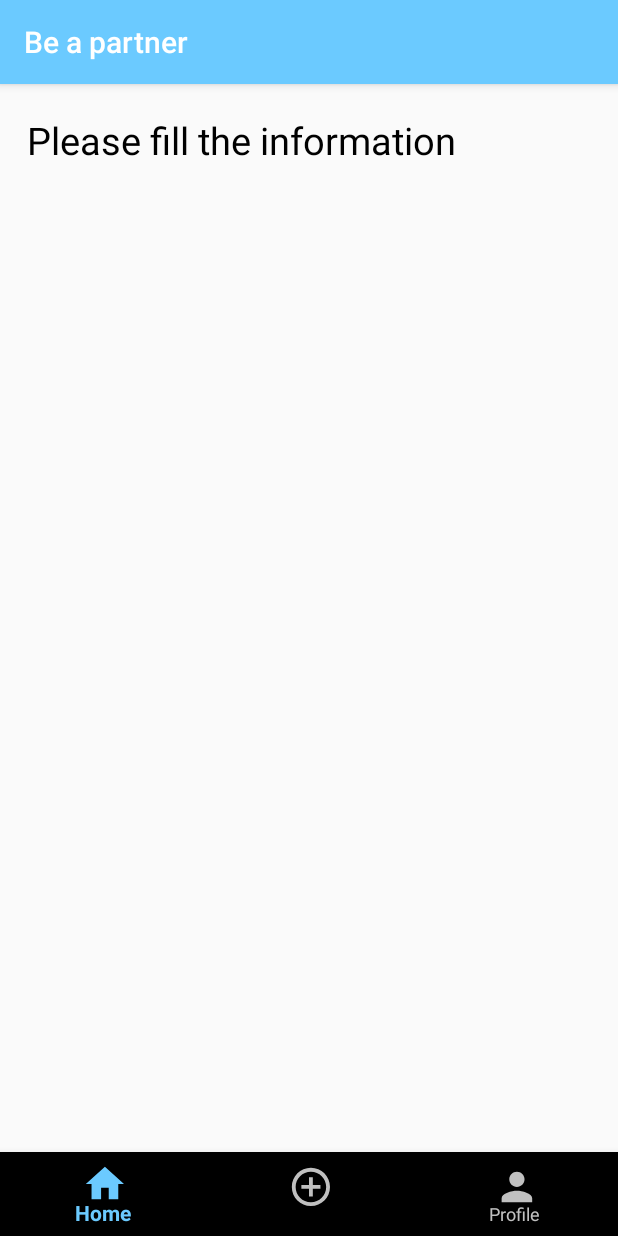
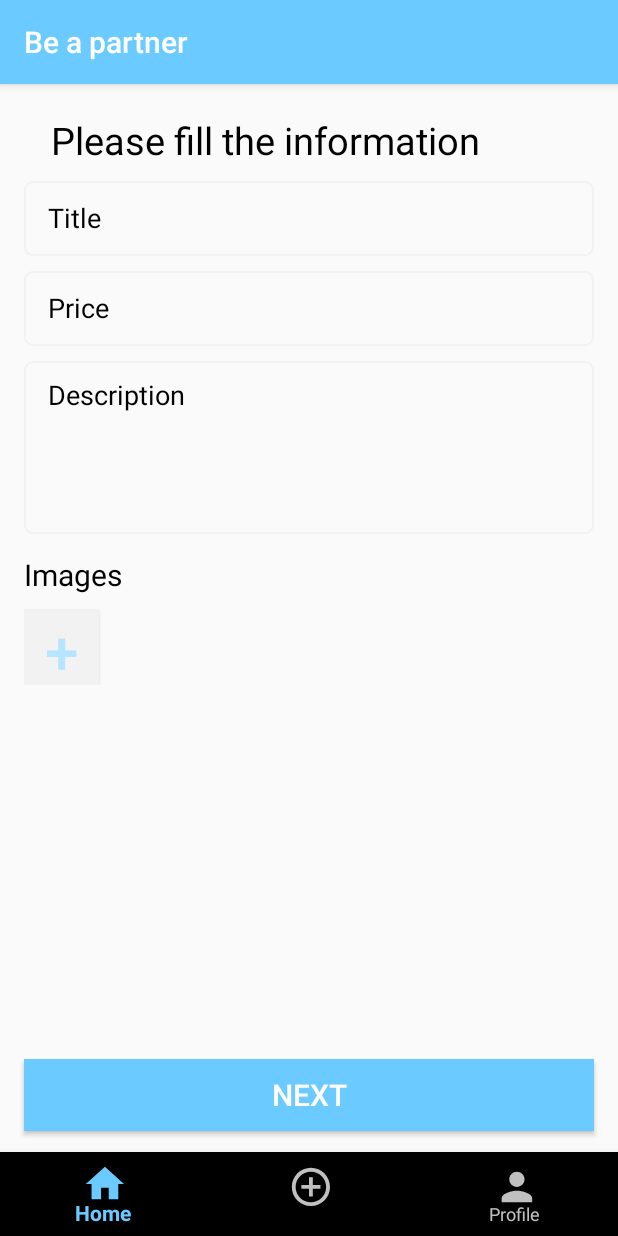
Before and after one commit to nurgi17/auabnb, an Android app: the PartnerActivity screen opened directly, with no data from a screen before it, on a phone screen of 412 x 824 dp. Run offline under Robolectric (Android 15) with nearby library versions, the phone set to English and light mode, and no system bars.

Commit message:
Partner page 1 part done by Marfa

```diff
--- a/auabnb/app/src/main/java/n/b/m/auabnb/PartnerActivity.java
+++ b/auabnb/app/src/main/java/n/b/m/auabnb/PartnerActivity.java
@@ -17,7 +17,7 @@ public class PartnerActivity extends AppCompatActivity {
         setContentView(R.layout.activity_partner);
         setTitle(R.string.partner);
 
-        TextView title = (TextView) findViewById(R.id.activityTitle1);
+        TextView title = (TextView) findViewById(R.id.helper_title);
         title.setText("   Please fill the information");
 
         BottomNavigationView navigation = (BottomNavigationView) findViewById(R.id.bottom_navigation_view);
--- /dev/null
+++ b/auabnb/app/src/main/res/drawable/edit_text_border.xml
@@ -0,0 +1,8 @@
+<shape xmlns:android="http://schemas.android.com/apk/res/android">
+    <stroke
+        android:width="1dp"
+        android:color="@color/borderColor" />
+        android:shape="rectangle">
+    <corners android:radius="5dp"/>
+
+</shape>
--- a/auabnb/app/src/main/res/layout/activity_partner.xml
+++ b/auabnb/app/src/main/res/layout/activity_partner.xml
@@ -10,18 +10,104 @@
 
     <RelativeLayout
         android:layout_width="match_parent"
-        android:layout_height="wrap_content">
+        android:layout_height="wrap_content"
+        android:layout_marginHorizontal="16dp">
 
         <TextView
+            android:id="@+id/helper_title"
             android:layout_width="match_parent"
             android:layout_height="wrap_content"
             android:layout_marginTop="20dp"
             android:textSize="25sp"
-            android:id="@+id/activityTitle1"
             android:textAlignment="textStart"
             android:textColor="@color/blackColor"/>
 
+        <EditText
+            android:id="@+id/new_apart_title"
+            android:layout_below="@id/helper_title"
+            android:layout_width="match_parent"
+            android:layout_height="wrap_content"
+            android:hint="Title"
+            android:textColorHint="@color/blackColor"
+            android:paddingTop="12dp"
+            android:paddingLeft="16dp"
+            android:paddingBottom="13dp"
+            android:layout_marginTop="10dp"
+            android:background="@drawable/edit_text_border"/>
+
+        <EditText
+            android:id="@+id/new_apart_price"
+            android:layout_below="@id/new_apart_title"
+            android:layout_width="match_parent"
+            android:layout_height="wrap_content"
+            android:hint="Price"
+            android:textColorHint="@color/blackColor"
+            android:paddingTop="12dp"
+            android:paddingLeft="16dp"
+            android:paddingBottom="13dp"
+            android:layout_marginTop="10dp"
+            android:background="@drawable/edit_text_border"/>
+
+        <EditText
+            android:id="@+id/new_apart_description"
+            android:layout_below="@id/new_apart_price"
+            android:layout_width="match_parent"
+            android:layout_height="115dp"
+            android:hint="Description"
+            android:textColorHint="@color/blackColor"
+            android:paddingBottom="70dp"
+            android:paddingStart="16dp"
+            android:layout_marginTop="10dp"
+            android:background="@drawable/edit_text_border"/>
+
+        <TextView
+            android:id="@+id/new_apart_images_title"
+            android:layout_below="@+id/new_apart_description"
+            android:layout_width="match_parent"
+            android:layout_height="wrap_content"
+            android:text="Images"
+            android:textSize="20sp"
+            android:textColor="@color/blackColor"
+            android:layout_marginTop="13dp"/>
+
+        <RelativeLayout
+            android:id="@+id/new_apart_images"
+            android:layout_width="match_parent"
+            android:layout_height="wrap_content"
+            android:layout_below="@+id/new_apart_images_title"
+            android:layout_marginTop="10dp"/>
+
+            <Button
+                android:id="@+id/new_apart_images_add"
+                android:layout_width="50dp"
+                android:layout_height="50dp"
+                android:background="@color/borderColor"
+                android:textAlignment="center"
+                android:text="+"
+                android:textSize="40dp"
+                android:textColor="@color/blueColor"
+                android:layout_below="@id/new_apart_images_title"
+                android:layout_marginTop="10dp"/>
+
+
+
+
     </RelativeLayout>
+
+    <Button
+        android:id="@+id/next_action"
+        android:layout_marginHorizontal="16dp"
+        android:background="@color/mainColor"
+        android:textAlignment="center"
+        android:text="NEXT"
+        android:textSize="20sp"
+        android:layout_gravity="bottom"
+        android:layout_marginBottom="70dp"
+        android:textColor="@color/whiteColor"
+        android:layout_width="match_parent"
+        android:layout_height="wrap_content"
+
+        />
 
     <com.google.android.material.bottomnavigation.BottomNavigationView
         android:id="@+id/bottom_navigation_view"
--- a/auabnb/app/src/main/res/values/colors.xml
+++ b/auabnb/app/src/main/res/values/colors.xml
@@ -8,5 +8,6 @@
     <color name="whiteColor">#FFFFFF</color>
     <color name="blackColor">#000000</color>
     <color name="grey">#C0C0C0</color>
+    <color name="borderColor">#F2F2F2</color>
 
 </resources>
```
